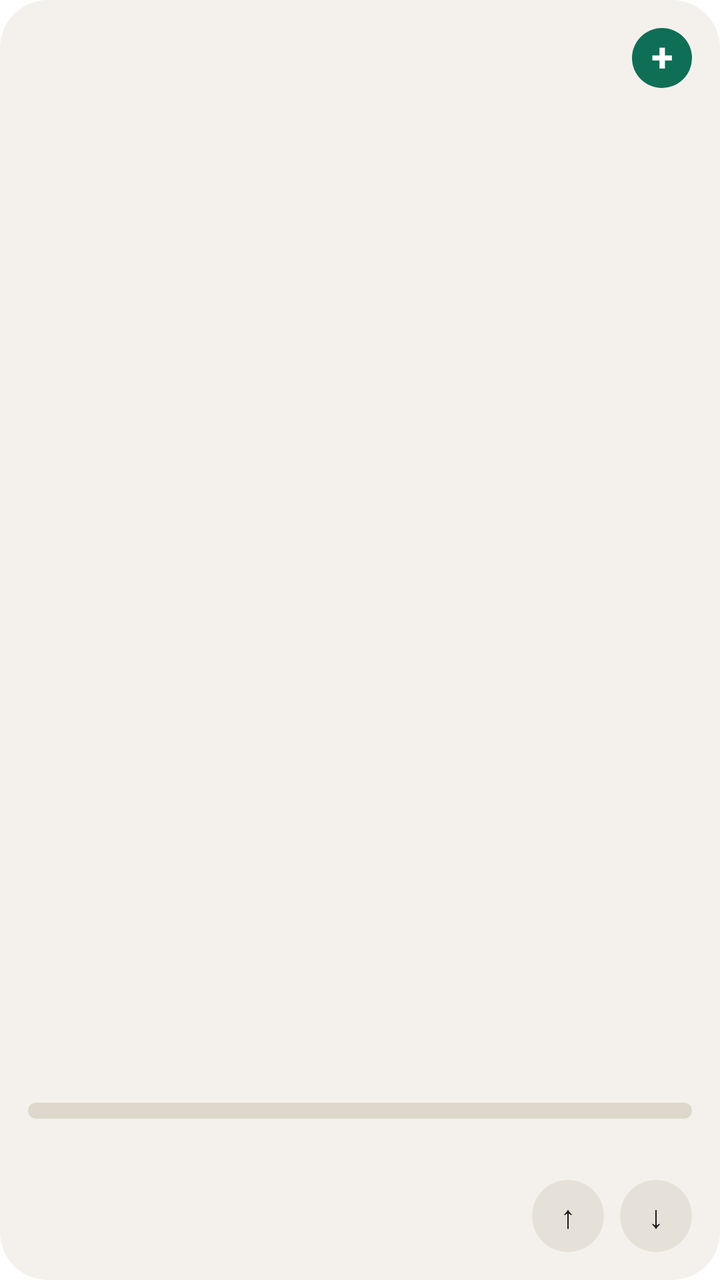
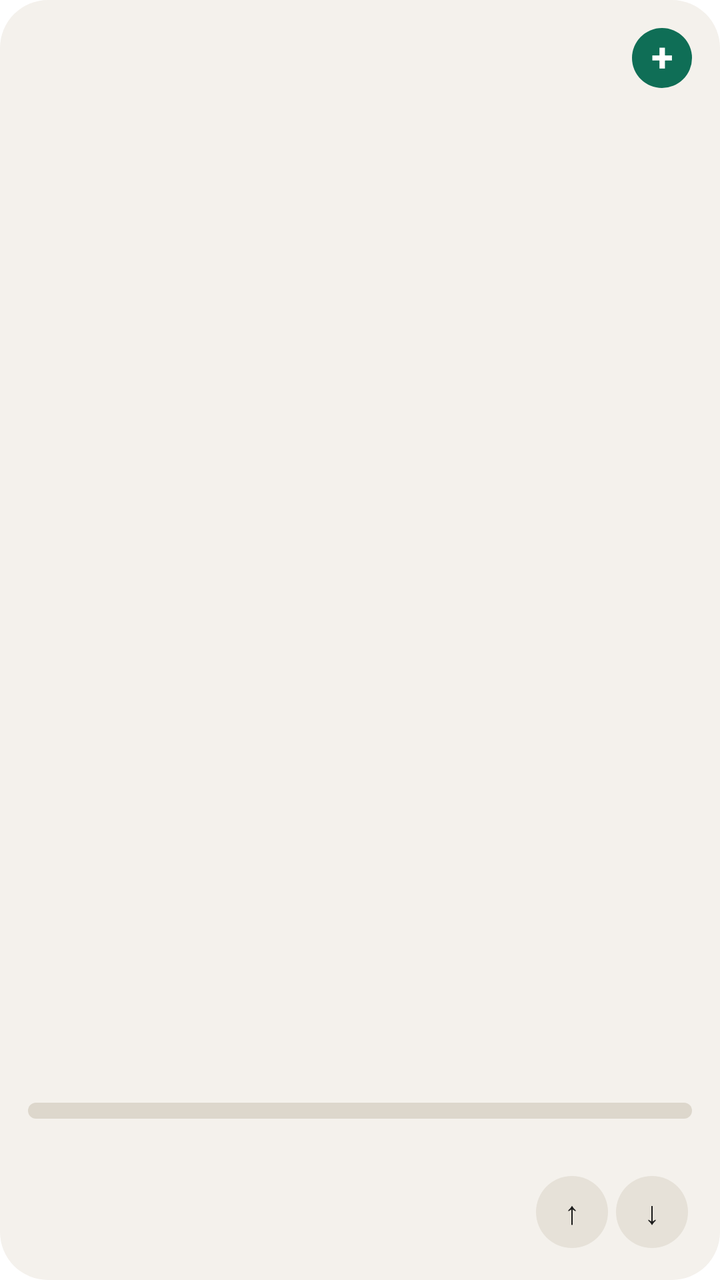

An Android layout rendered at two revisions. The XML below is the earlier revision; the diff shows what the commit changed to produce the second picture.
<!-- AndroidManifest.xml: fallback theme Theme.MaterialComponents.DayNight.NoActionBar -->
<!-- res/layout/ww_widget_large.xml -->
<?xml version="1.0" encoding="utf-8"?>
<LinearLayout xmlns:android="http://schemas.android.com/apk/res/android"
    android:id="@+id/ww_root"
    android:layout_width="match_parent"
    android:layout_height="match_parent"
    android:background="@drawable/ww_widget_bg"
    android:orientation="vertical"
    android:padding="14dp">

    <LinearLayout
        android:layout_width="match_parent"
        android:layout_height="0dp"
        android:layout_weight="1"
        android:orientation="horizontal">

        <ImageView
            android:id="@+id/ww_cover_image"
            android:layout_width="wrap_content"
            android:layout_height="wrap_content"
            android:layout_marginEnd="12dp"
            android:contentDescription="Book cover"
            android:scaleType="fitCenter"
            android:visibility="gone" />

        <LinearLayout
            android:layout_width="0dp"
            android:layout_height="match_parent"
            android:layout_marginEnd="8dp"
            android:layout_weight="1"
            android:orientation="vertical">

            <TextView
                android:id="@+id/ww_title"
                android:layout_width="match_parent"
                android:layout_height="wrap_content"
                android:ellipsize="end"
                android:maxLines="2"
                android:textColor="@color/ww_on_surface"
                android:textSize="16sp"
                android:textStyle="bold" />

            <TextView
                android:id="@+id/ww_author"
                android:layout_width="match_parent"
                android:layout_height="wrap_content"
                android:layout_marginTop="2dp"
                android:ellipsize="end"
                android:maxLines="1"
                android:textColor="@color/ww_muted"
                android:textSize="12sp" />

            <FrameLayout
                android:layout_width="match_parent"
                android:layout_height="0dp"
                android:layout_weight="1" />

            <TextView
                android:id="@+id/ww_caption"
                android:layout_width="match_parent"
                android:layout_height="wrap_content"
                android:ellipsize="end"
                android:maxLines="1"
                android:textColor="@color/ww_muted"
                android:textSize="11sp" />

            <LinearLayout
                android:layout_width="match_parent"
                android:layout_height="wrap_content"
                android:orientation="horizontal">

                <TextView
                    android:id="@+id/ww_page_number"
                    android:layout_width="wrap_content"
                    android:layout_height="wrap_content"
                    android:includeFontPadding="false"
                    android:maxLines="1"
                    android:textColor="@color/ww_on_surface"
                    android:textSize="34sp"
                    android:textStyle="bold" />

                <TextView
                    android:id="@+id/ww_page_total"
                    android:layout_width="wrap_content"
                    android:layout_height="wrap_content"
                    android:layout_marginStart="6dp"
                    android:maxLines="1"
                    android:textColor="@color/ww_muted"
                    android:textSize="13sp" />
            </LinearLayout>
        </LinearLayout>

        <TextView
            android:id="@+id/ww_btn_add"
            android:layout_width="30dp"
            android:layout_height="30dp"
            android:background="@drawable/ww_btn_primary"
            android:contentDescription="Add a book"
            android:gravity="center"
            android:includeFontPadding="false"
            android:text="+"
            android:textColor="@color/ww_on_primary"
            android:textSize="20sp"
            android:textStyle="bold" />
    </LinearLayout>

    <ProgressBar
        android:id="@+id/ww_progress"
        style="?android:attr/progressBarStyleHorizontal"
        android:layout_width="match_parent"
        android:layout_height="8dp"
        android:layout_marginTop="12dp"
        android:indeterminate="false"
        android:max="1000"
        android:maxHeight="8dp"
        android:minHeight="8dp"
        android:progress="0"
        android:progressDrawable="@drawable/ww_progress" />

    <RelativeLayout
        android:layout_width="match_parent"
        android:layout_height="wrap_content"
        android:layout_marginTop="6dp">

        <TextView
            android:id="@+id/ww_info_right"
            android:layout_width="wrap_content"
            android:layout_height="wrap_content"
            android:layout_alignParentEnd="true"
            android:maxLines="1"
            android:textColor="@color/ww_muted"
            android:textSize="11sp" />

        <TextView
            android:id="@+id/ww_info_left"
            android:layout_width="wrap_content"
            android:layout_height="wrap_content"
            android:layout_alignParentStart="true"
            android:layout_marginEnd="6dp"
            android:layout_toStartOf="@id/ww_info_right"
            android:ellipsize="end"
            android:maxLines="1"
            android:textColor="@color/ww_muted"
            android:textSize="11sp" />
    </RelativeLayout>

    <RelativeLayout
        android:layout_width="match_parent"
        android:layout_height="36dp"
        android:layout_marginTop="10dp">

        <LinearLayout
            android:id="@+id/ww_arrows"
            android:layout_width="wrap_content"
            android:layout_height="wrap_content"
            android:layout_alignParentEnd="true"
            android:orientation="horizontal">

            <TextView
                android:id="@+id/ww_btn_prev"
                android:layout_width="36dp"
                android:layout_height="36dp"
                android:background="@drawable/ww_btn_neutral"
                android:contentDescription="Previous book"
                android:gravity="center"
                android:includeFontPadding="false"
                android:text="&#8593;"
                android:textColor="@color/ww_on_surface"
                android:textSize="16sp" />

            <TextView
                android:id="@+id/ww_btn_next"
                android:layout_width="36dp"
                android:layout_height="36dp"
                android:layout_marginStart="8dp"
                android:background="@drawable/ww_btn_neutral"
                android:contentDescription="Next book"
                android:gravity="center"
                android:includeFontPadding="false"
                android:text="&#8595;"
                android:textColor="@color/ww_on_surface"
                android:textSize="16sp" />
        </LinearLayout>

        <TextView
            android:id="@+id/ww_reading_count"
            android:layout_width="wrap_content"
            android:layout_height="wrap_content"
            android:layout_alignParentStart="true"
            android:layout_centerVertical="true"
            android:layout_marginEnd="8dp"
            android:layout_toStartOf="@id/ww_arrows"
            android:ellipsize="end"
            android:fontFamily="sans-serif-medium"
            android:maxLines="1"
            android:textColor="@color/ww_muted"
            android:textSize="12sp" />
    </RelativeLayout>
</LinearLayout>
<!-- resources referenced by this layout -->
<resources>
  <color name="ww_muted">#6B6B6B</color>
  <color name="ww_on_primary">#FFFFFF</color>
  <color name="ww_on_surface">#1A1A1A</color>
  <!-- drawable ww_btn_neutral (drawable) -->
  <?xml version="1.0" encoding="utf-8"?>
  <shape xmlns:android="http://schemas.android.com/apk/res/android"
      android:shape="oval">
      <solid android:color="@color/ww_btn" />
  </shape>
  <!-- drawable ww_btn_primary (drawable) -->
  <?xml version="1.0" encoding="utf-8"?>
  <shape xmlns:android="http://schemas.android.com/apk/res/android"
      android:shape="oval">
      <solid android:color="@color/ww_primary" />
  </shape>
  <!-- drawable ww_progress (drawable) -->
  <?xml version="1.0" encoding="utf-8"?>
  <layer-list xmlns:android="http://schemas.android.com/apk/res/android">
      <item android:id="@android:id/background">
          <shape android:shape="rectangle">
              <solid android:color="@color/ww_track" />
              <corners android:radius="4dp" />
          </shape>
      </item>
      <item android:id="@android:id/progress">
          <clip>
              <shape android:shape="rectangle">
                  <solid android:color="@color/ww_primary" />
                  <corners android:radius="4dp" />
              </shape>
          </clip>
      </item>
  </layer-list>
  <!-- drawable ww_widget_bg (drawable) -->
  <?xml version="1.0" encoding="utf-8"?>
  <shape xmlns:android="http://schemas.android.com/apk/res/android"
      android:shape="rectangle">
      <solid android:color="@color/ww_widget_bg" />
      <corners android:radius="24dp" />
  </shape>
  <color name="ww_btn">#E6E1D8</color>
  <color name="ww_primary">#0F6E56</color>
  <color name="ww_track">#DDD7CC</color>
  <color name="ww_widget_bg">#F4F1EC</color>
</resources>

<!-- the commit's change to res/layout/ww_widget_large.xml (unified diff, before → after) -->
@@ -5,7 +5,10 @@
     android:layout_height="match_parent"
     android:background="@drawable/ww_widget_bg"
     android:orientation="vertical"
-    android:padding="14dp">
+    android:paddingStart="14dp"
+    android:paddingTop="14dp"
+    android:paddingEnd="14dp"
+    android:paddingBottom="0dp">
 
     <LinearLayout
         android:layout_width="match_parent"
@@ -145,40 +148,57 @@
 
     <RelativeLayout
         android:layout_width="match_parent"
-        android:layout_height="36dp"
-        android:layout_marginTop="10dp">
+        android:layout_height="54dp"
+        android:layout_marginTop="6dp">
 
         <LinearLayout
             android:id="@+id/ww_arrows"
             android:layout_width="wrap_content"
-            android:layout_height="wrap_content"
+            android:layout_height="match_parent"
             android:layout_alignParentEnd="true"
             android:orientation="horizontal">
 
-            <TextView
-                android:id="@+id/ww_btn_prev"
-                android:layout_width="36dp"
-                android:layout_height="36dp"
-                android:background="@drawable/ww_btn_neutral"
+            <FrameLayout
+                android:id="@+id/ww_btn_prev_area"
+                android:layout_width="40dp"
+                android:layout_height="match_parent"
                 android:contentDescription="Previous book"
-                android:gravity="center"
-                android:includeFontPadding="false"
-                android:text="&#8593;"
-                android:textColor="@color/ww_on_surface"
-                android:textSize="16sp" />
-
-            <TextView
-                android:id="@+id/ww_btn_next"
-                android:layout_width="36dp"
-                android:layout_height="36dp"
-                android:layout_marginStart="8dp"
-                android:background="@drawable/ww_btn_neutral"
+                android:paddingBottom="14dp">
+
+                <TextView
+                    android:id="@+id/ww_btn_prev"
+                    android:layout_width="36dp"
+                    android:layout_height="36dp"
+                    android:layout_gravity="center"
+                    android:background="@drawable/ww_btn_neutral"
+                    android:gravity="center"
+                    android:importantForAccessibility="no"
+                    android:includeFontPadding="false"
+                    android:text="&#8593;"
+                    android:textColor="@color/ww_on_surface"
+                    android:textSize="16sp" />
+            </FrameLayout>
+
+            <FrameLayout
+                android:id="@+id/ww_btn_next_area"
+                android:layout_width="40dp"
+                android:layout_height="match_parent"
                 android:contentDescription="Next book"
-                android:gravity="center"
-                android:includeFontPadding="false"
-                android:text="&#8595;"
-                android:textColor="@color/ww_on_surface"
-                android:textSize="16sp" />
+                android:paddingBottom="14dp">
+
+                <TextView
+                    android:id="@+id/ww_btn_next"
+                    android:layout_width="36dp"
+                    android:layout_height="36dp"
+                    android:layout_gravity="center"
+                    android:background="@drawable/ww_btn_neutral"
+                    android:gravity="center"
+                    android:importantForAccessibility="no"
+                    android:includeFontPadding="false"
+                    android:text="&#8595;"
+                    android:textColor="@color/ww_on_surface"
+                    android:textSize="16sp" />
+            </FrameLayout>
         </LinearLayout>
 
         <TextView
@@ -188,6 +208,7 @@
             android:layout_alignParentStart="true"
             android:layout_centerVertical="true"
             android:layout_marginEnd="8dp"
+            android:layout_marginBottom="14dp"
             android:layout_toStartOf="@id/ww_arrows"
             android:ellipsize="end"
             android:fontFamily="sans-serif-medium"
